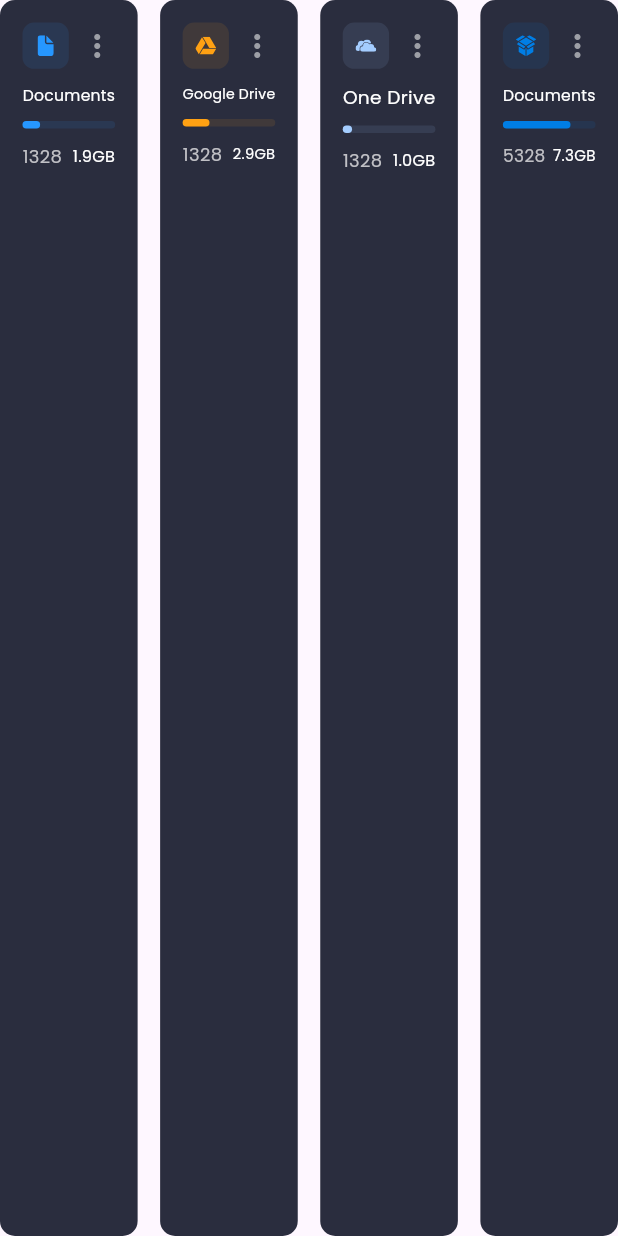
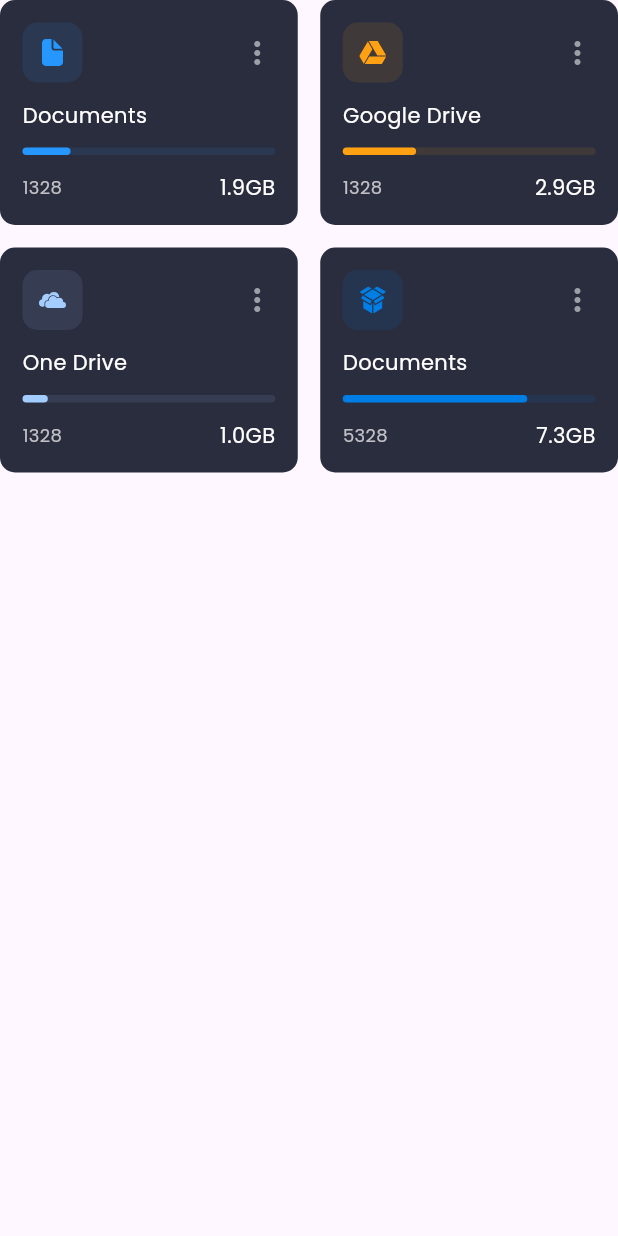
Before and after one commit to zeyadali06/Responsive_Tasks, a Flutter app: the FileCategories widget shown alone on an empty page, opened directly, on a phone screen of 412 x 824 dp. Run offline on Flutter 3.47's test engine with Material 3 defaults, Android fonts, the phone set to English and light mode, and no system bars; our stand-ins replace fl_chart, flutter_svg, table_calendar.

Commit message:
finish tablet layout and desktop layout

```diff
--- a/Second Task/lib/Widgets/CustomContainer.dart
+++ b/Second Task/lib/Widgets/CustomContainer.dart
@@ -2,14 +2,20 @@ import 'package:flutter/material.dart';
 import 'package:secondtask/constants.dart';
 
 class CustomContainer extends StatelessWidget {
-  const CustomContainer({super.key, this.child});
+  const CustomContainer({super.key, this.child, this.height, this.width, this.constraints});
 
   final Widget? child;
+  final double? height;
+  final double? width;
+  final BoxConstraints? constraints;
 
   @override
   Widget build(BuildContext context) {
     return Container(
       padding: const EdgeInsets.all(kPadding),
+      height: height,
+      width: width,
+      constraints: constraints,
       decoration: BoxDecoration(
         color: kPrimaryColor,
         borderRadius: BorderRadius.circular(kRadius),
--- a/Second Task/lib/Widgets/FileCategoryContainer.dart
+++ b/Second Task/lib/Widgets/FileCategoryContainer.dart
@@ -14,6 +14,7 @@ class FileCategoryContainer extends StatelessWidget {
   Widget build(BuildContext context) {
     return CustomContainer(
       child: Column(
+        mainAxisAlignment: MainAxisAlignment.spaceBetween,
         crossAxisAlignment: CrossAxisAlignment.start,
         children: [
           Row(
@@ -33,10 +34,9 @@ class FileCategoryContainer extends StatelessWidget {
               ),
               const ScaleDown(
                 child: Icon(Icons.more_vert, color: Color(0xff9d9fa6)),
-              )
+              ),
             ],
           ),
-          const SizedBox(height: 10),
           FittedBox(
             fit: BoxFit.scaleDown,
             child: Text(
@@ -44,7 +44,6 @@ class FileCategoryContainer extends StatelessWidget {
               style: const TextStyle(color: Colors.white),
             ),
           ),
-          const SizedBox(height: 10),
           SizedBox(
             height: 5,
             child: LayoutBuilder(
@@ -70,7 +69,6 @@ class FileCategoryContainer extends StatelessWidget {
               },
             ),
           ),
-          const SizedBox(height: 10),
           Row(
             mainAxisAlignment: MainAxisAlignment.spaceBetween,
             children: [
--- a/Second Task/lib/Widgets/FilesCategories.dart
+++ b/Second Task/lib/Widgets/FilesCategories.dart
@@ -1,7 +1,7 @@
 import 'package:flutter/material.dart';
+import 'package:secondtask/assets.dart';
 import 'package:secondtask/Models/FileCategoryModel.dart';
 import 'package:secondtask/Widgets/FileCategoryContainer.dart';
-import 'package:secondtask/assets.dart';
 import 'package:secondtask/constants.dart';
 
 class FileCategories extends StatelessWidget {
@@ -16,16 +16,21 @@ class FileCategories extends StatelessWidget {
 
   @override
   Widget build(BuildContext context) {
-    return Row(
-      children: [
-        Expanded(child: FileCategoryContainer(model: models[0])),
-        const SizedBox(width: kPadding),
-        Expanded(child: FileCategoryContainer(model: models[1])),
-        const SizedBox(width: kPadding),
-        Expanded(child: FileCategoryContainer(model: models[2])),
-        const SizedBox(width: kPadding),
-        Expanded(child: FileCategoryContainer(model: models[3])),
-      ],
-    );
+    return LayoutBuilder(builder: (context, constraints) {
+      return GridView.builder(
+        physics: const NeverScrollableScrollPhysics(),
+        shrinkWrap: true,
+        itemCount: models.length,
+        gridDelegate: SliverGridDelegateWithFixedCrossAxisCount(
+          crossAxisCount: constraints.maxWidth > 500 ? 4 : 2,
+          mainAxisSpacing: kPadding,
+          crossAxisSpacing: kPadding,
+          mainAxisExtent: 150,
+        ),
+        itemBuilder: (context, index) {
+          return FileCategoryContainer(model: models[index]);
+        },
+      );
+    });
   }
 }
--- a/Second Task/lib/Widgets/RecentFiles.dart
+++ b/Second Task/lib/Widgets/RecentFiles.dart
@@ -28,8 +28,10 @@ class RecentFiles extends StatelessWidget {
       const Row(
         children: [
           Expanded(
+            flex: 5,
             child: SizedBox(
               child: Row(
+                mainAxisSize: MainAxisSize.min,
                 children: [
                   SizedBox(width: 25),
                   Text(
@@ -41,6 +43,7 @@ class RecentFiles extends StatelessWidget {
             ),
           ),
           Expanded(
+            flex: 3,
             child: SizedBox(
               child: Text(
                 'Date',
@@ -49,6 +52,7 @@ class RecentFiles extends StatelessWidget {
             ),
           ),
           Expanded(
+            flex: 3,
             child: SizedBox(
               child: Text(
                 'Size',
--- a/Second Task/lib/Widgets/RecentFilesItem.dart
+++ b/Second Task/lib/Widgets/RecentFilesItem.dart
@@ -11,6 +11,7 @@ class RecentFilesItem extends StatelessWidget {
     return Row(
       children: [
         Expanded(
+          flex: 5,
           child: SizedBox(
             child: Row(
               children: [
@@ -26,6 +27,7 @@ class RecentFilesItem extends StatelessWidget {
           ),
         ),
         Expanded(
+          flex: 3,
           child: SizedBox(
             child: Text(
               model.date,
@@ -34,6 +36,7 @@ class RecentFilesItem extends StatelessWidget {
           ),
         ),
         Expanded(
+          flex: 3,
           child: SizedBox(
             child: Text(
               model.size,
```
Also changed, not shown: Second Task/lib/Layouts/DesktopLayout.dart (+18 -0 lines), Second Task/lib/Layouts/MobileLayout.dart (+14 -0 lines), Second Task/lib/Layouts/TabletLayout.dart (+32 -0 lines), Second Task/lib/Widgets/StorageDetails.dart (+14 -14 lines), Second Task/lib/Widgets/StorageDetailsItem.dart (+15 -3 lines), Second Task/lib/main.dart (+15 -33 lines).
